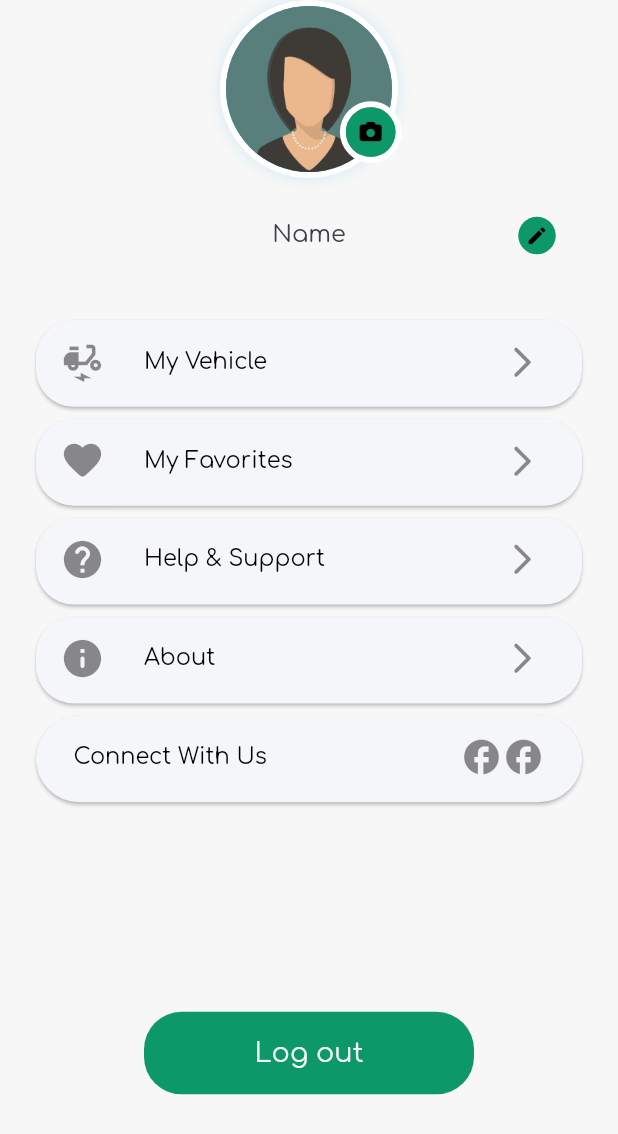
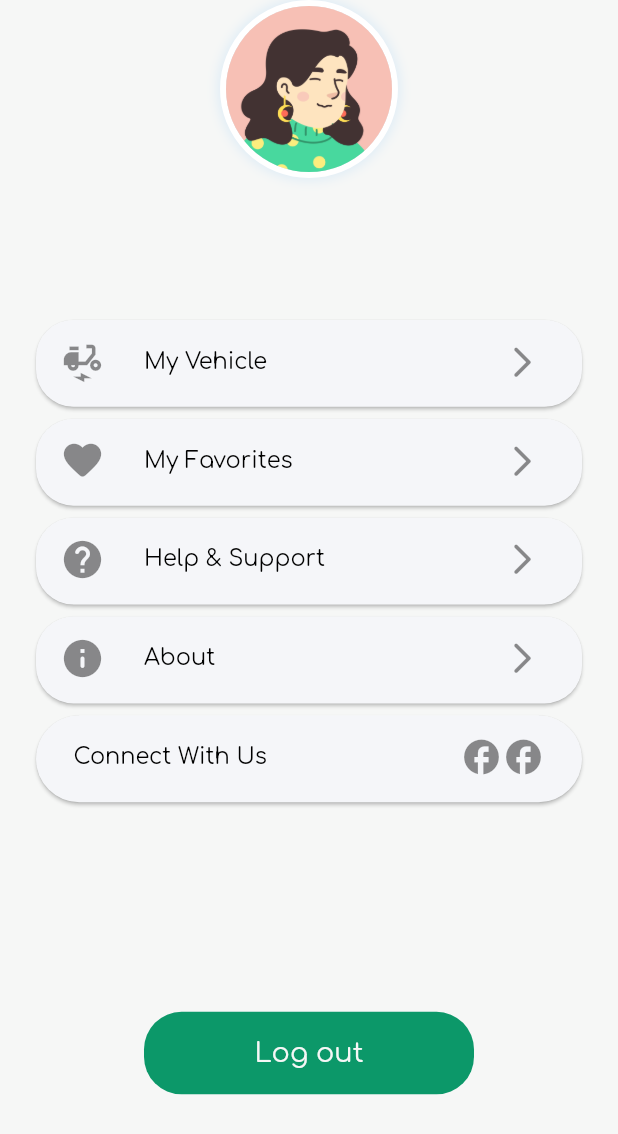
Before and after one commit to S6Main/EV-Home-Gird, a Flutter app: the EditUserProfile widget shown alone on an empty page, opened directly, on a phone screen of 412 x 824 dp. Shown: the top 1134 px of the screen. Run offline on Flutter 3.47's test engine with Material 2 defaults, Android fonts, the phone set to English and light mode, and no system bars; our stand-ins replace animated_text_kit, another_flushbar, carousel_slider, dio, flutter_dotenv, flutter_onboarding_slider and 10 more; missing offline and left inert: code_builder, custom_info_window, dart:ffi, expansion_widget, flutter_animated_button, flutter_network_connectivity and 5 more; network calls fail.

Commit message:
Stage 4
Random profile pic and name

```diff
--- a/assets/web3dart/abi.json
+++ b/assets/web3dart/abi.json
@@ -81,6 +81,11 @@
 				"internalType": "address",
 				"name": "u_address",
 				"type": "address"
+			},
+			{
+				"internalType": "uint256",
+				"name": "profile",
+				"type": "uint256"
 			}
 		],
 		"name": "StoreUserData",
@@ -179,6 +184,11 @@
 				"internalType": "string",
 				"name": "",
 				"type": "string"
+			},
+			{
+				"internalType": "uint256",
+				"name": "",
+				"type": "uint256"
 			}
 		],
 		"stateMutability": "view",
--- a/lib/_v2/componets/globals.dart
+++ b/lib/_v2/componets/globals.dart
@@ -53,6 +53,7 @@ bool letUserKnow = true;
 
 String userName = '';
 int userId = 0;
+int userProfile = -1;
 
 //manual editings
 bool canExit = false;
--- a/lib/_v2/stage_1/home_page.dart
+++ b/lib/_v2/stage_1/home_page.dart
@@ -3,6 +3,7 @@ import 'dart:convert';
 import 'dart:ffi';
 import 'dart:developer' as dev;
 import 'dart:io';
+import 'dart:math';
 import 'dart:ui';
 
 import 'package:carousel_slider/carousel_slider.dart';
@@ -146,6 +147,8 @@ class _HomePageState extends State<HomePage> {
       if (value != null) {
         if (value[0] == true) {
           globals.userName = value[2];
+          globals.userProfile = int.parse(value[3].toString());
+          print('user profile: ' + globals.userProfile.toString());
           print('status :  welcome back ${globals.userName}');
           // showInSnackBar('welcome back ${globals.userName}');
           globals.isAutherized = true;
@@ -167,6 +170,9 @@ class _HomePageState extends State<HomePage> {
           int val = int.parse(value[1].toString());
           globals.userId = val + 1;
           setUpUser();
+          Random random = new Random();
+          globals.userProfile = random.nextInt(10);
+          print('random profile: ' + globals.userProfile.toString());
           print('status :  user not exist');
           globals.canAskName = true;
           return false;
--- a/lib/_v2/web3dart/ethereum_utils.dart
+++ b/lib/_v2/web3dart/ethereum_utils.dart
@@ -101,6 +101,7 @@ class EthereumUtils {
     var id = BigInt.from(globals.userId);
     var credentials = EthereumAddress.fromHex(globals.publicKey);
     var name = globals.userName;
+    var profile = BigInt.from(globals.userProfile);
     EthPrivateKey privateKeyCred = EthPrivateKey.fromHex(globals.privateKey);
     DeployedContract contract = await getDeployedContract();
     final etherFunction = contract.function("StoreUserData");
@@ -109,7 +110,7 @@ class EthereumUtils {
         Transaction.callContract(
           contract: contract,
           function: etherFunction,
-          parameters: [id,name,credentials],
+          parameters: [id,name,credentials,profile],
           maxGas: 3000000,
         ),chainId: 3,
         fetchChainIdFromNetworkId: false);
--- a/lib/main.dart
+++ b/lib/main.dart
@@ -59,11 +59,11 @@ class MyApp extends StatelessWidget {
       //home: MyHomePage(),
       //home: MainPage(), // screen
       //home: mainApp()
-      // home: WelcomePage(), //v2 version
+      home: WelcomePage(), //v2 version
       //home: WalletPage(),
       //home: CredentialsPage(),
       // home: TestPage(), // web3dart
-      home: PaymentsPage(),
+      // home: PaymentsPage(),
       // home: ConfirmationPage(),
     );
   }
--- a/lib/navigation pages/profile/edit_profile.dart
+++ b/lib/navigation pages/profile/edit_profile.dart
@@ -1,9 +1,13 @@
+import 'dart:async';
+
 import 'package:flutter/material.dart';
 import 'package:ev_homegrid/constants.dart';
 import 'profile_pic.dart';
 import 'package:ev_homegrid/components/custom_profilepic_button.dart';
 import 'package:ev_homegrid/components/custom_card.dart';
 import 'vehicle/my_vehicle.dart';
+import '../../_v2/componets/globals.dart' as globals;
+
 
 class EditUserProfile extends StatefulWidget {
   const EditUserProfile({Key? key}) : super(key: key);
@@ -13,6 +17,31 @@ class EditUserProfile extends StatefulWidget {
 }
 
 class _EditUserProfileState extends State<EditUserProfile> {
+
+  String _name = '';
+
+  @override
+  void initState() {
+    // TODO: implement initState
+    super.initState();
+    startTimer();
+  }
+   void startTimer() {
+    print('started timer');
+    Duration sec = Duration(seconds: 5);
+    Timer.periodic(sec, (timer) {
+      if(globals.userProfile != -1){
+        timer.cancel();
+        print('cancelled timer');
+        updateImage();
+      }
+    });
+  }
+  void updateImage() {
+    setState ((){
+          _name = globals.userName;
+      });
+  }
   @override
   Widget build(BuildContext context) {
     return Container(
@@ -42,7 +71,7 @@ class _EditUserProfileState extends State<EditUserProfile> {
                     SizedBox(
                       height: MediaQuery.of(context).size.height * .02,
                     ),
-                    Text('Name', style: kProfileSubtitleStyle),
+                    Text(_name, style: kProfileSubtitleStyle),
                     // SizedBox(
                     //   height: MediaQuery.of(context).size.height * .0095,
                     // ),
@@ -52,14 +81,7 @@ class _EditUserProfileState extends State<EditUserProfile> {
                     // ),
                   ],
                 ),
-                Positioned(
-                  child: CustomProfilePicButton(
-                    iconData: Icons.edit,
-                    onPressed: () {},
-                  ),
-                  bottom: 20, //to move down, decrease the value.
-                  right: 30,
-                )
+
               ],
             ),
           ),
--- a/lib/navigation pages/profile/profile_pic.dart
+++ b/lib/navigation pages/profile/profile_pic.dart
@@ -1,9 +1,28 @@
+import 'dart:async';
+
 import 'package:flutter/material.dart';
 import 'package:font_awesome_flutter/font_awesome_flutter.dart';
 import 'package:ev_homegrid/components/custom_profilepic_button.dart';
+import '../../_v2/componets/globals.dart' as globals;
 
-class ProfilePic extends StatelessWidget {
+class ProfilePic extends StatefulWidget {
   const ProfilePic({Key? key}) : super(key: key);
+
+  @override
+  State<ProfilePic> createState() => _ProfilePicState();
+}
+
+class _ProfilePicState extends State<ProfilePic> {
+  late AssetImage _imageToShow;
+
+  @override
+  void initState() {
+    // TODO: implement initState
+    super.initState();
+    _imageToShow = AssetImage('assets/images/profiles_V2/Sample-0.png');
+    startTimer();
+
+  }
 
   @override
   Widget build(BuildContext context) {
@@ -27,30 +46,28 @@ class ProfilePic extends StatelessWidget {
           shape: BoxShape.circle,
         ),
         child: CircleAvatar(
-          backgroundImage: AssetImage('assets/images/femaleAvatar.png'),
-          backgroundColor: Colors.blue,
+          backgroundImage: _imageToShow,
+          // backgroundImage: AssetImage('assets/images/profiles_V2/Sample-0.png'),
+          backgroundColor: Color.fromARGB(255, 233, 233, 233),
           // radius: 60.0,
         ),
       ),
-      Positioned(
-        bottom: 10,
-        right: 0,
-        child: Container(
-          height: MediaQuery.of(context).size.height * 0.05,
-          width: MediaQuery.of(context).size.height * 0.05,
-          decoration: BoxDecoration(
-            shape: BoxShape.circle,
-            border: Border.all(
-              width: 4.0,
-              color: Colors.white,
-            ),
-          ),
-          child: CustomProfilePicButton(
-            iconData: FontAwesomeIcons.camera,
-            onPressed: () {}, //TODO: implement onPressed;
-          ),
-        ),
-      )
     ]);
   }
+  void startTimer() {
+    print('started timer');
+    Duration sec = Duration(seconds: 5);
+    Timer.periodic(sec, (timer) {
+      if(globals.userProfile != -1){
+        timer.cancel();
+        print('cancelled timer');
+        updateImage();
+      }
+    });
+  }
+  void updateImage() {
+    setState ((){
+          _imageToShow = new AssetImage('assets/images/profiles_V2/Sample-${globals.userProfile}.png');
+      });
+  }
 }
--- a/pubspec.yaml
+++ b/pubspec.yaml
@@ -92,6 +92,7 @@ flutter:
     - assets/.env
     - assets/web3dart/
     - assets/images/
+    - assets/images/profiles_V2/
     - assets/images/login/
     # - assets/icons/
     - assets/light.json
```
Also changed, not shown: 1 other file.
